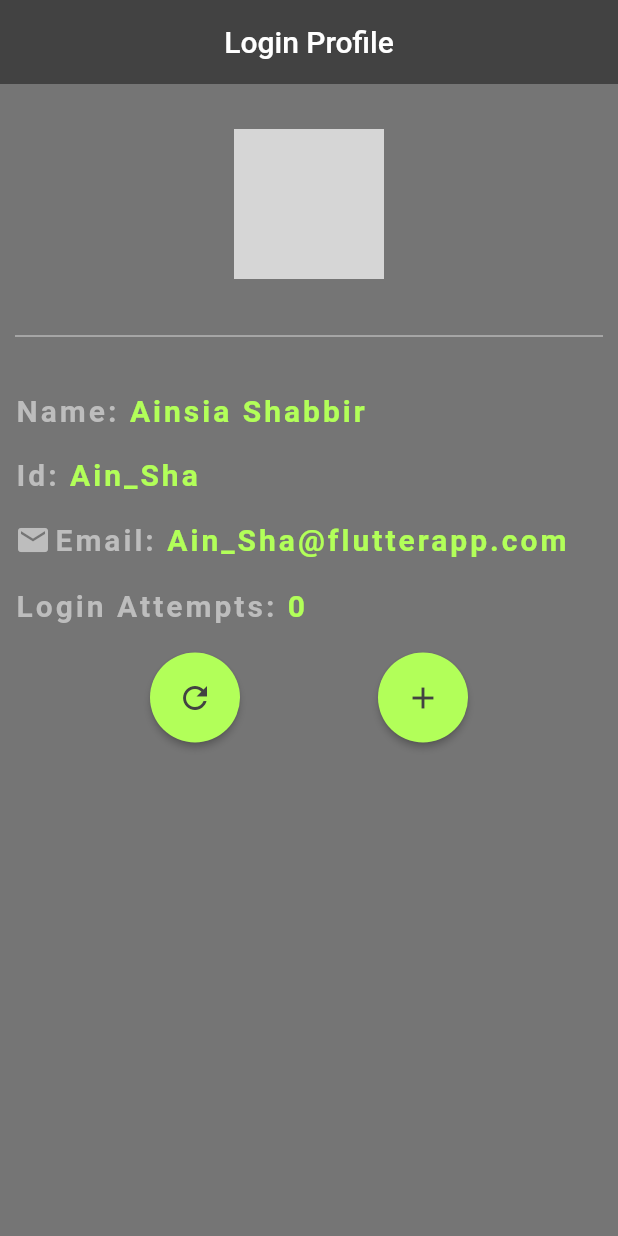
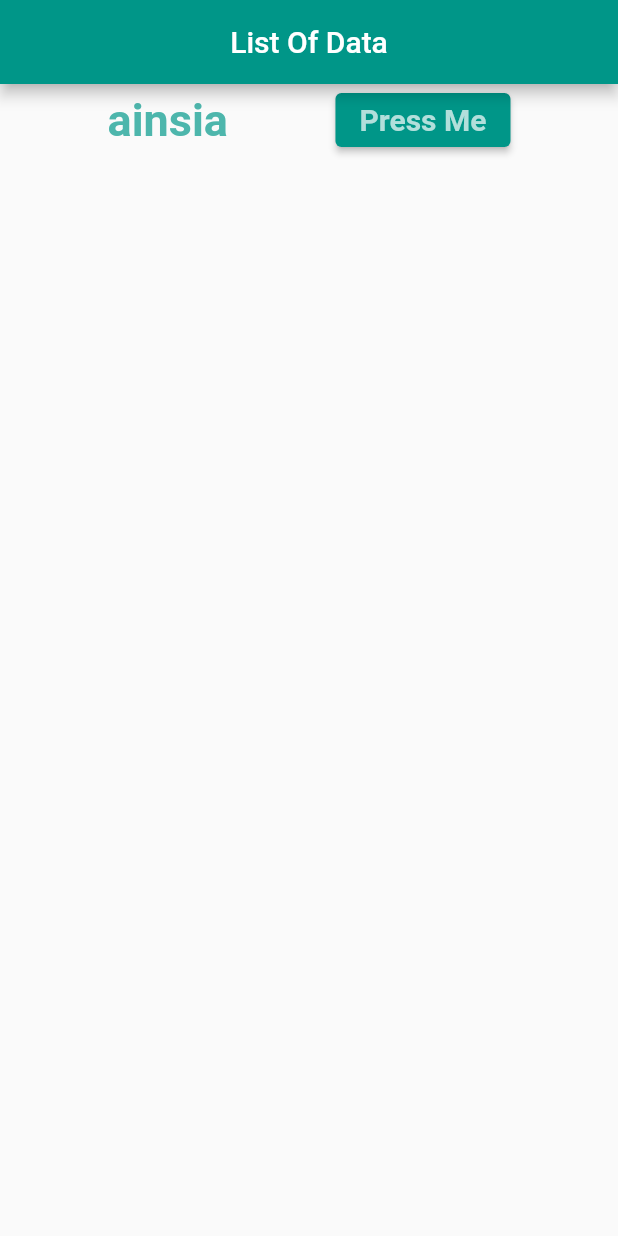
Before and after one commit to Ainsia/LoginProfile, a Flutter app: the screen it shows after launch, on a phone screen of 412 x 824 dp. Run offline on Flutter 3.47's test engine with Material 2 defaults, Android fonts, the light colour scheme and no system bars; grey boxes are pictures that could not be loaded.

Commit message:
creating a list and displaying using button

```diff
--- a/lib/main.dart
+++ b/lib/main.dart
@@ -2,128 +2,71 @@ import 'package:flutter/material.dart';
 
 void main() {
   runApp( MaterialApp(
-    home: MyApp(),
+    home: ListData(),
   ),
   );
 }
 
-class MyApp extends StatefulWidget {
-  const MyApp({super.key});
-
+class ListData extends StatefulWidget {
+  const ListData({super.key});
   @override
-  State<MyApp> createState() => _MyAppState();
+  State<ListData> createState() => _ListDataState();
 }
 
-class _MyAppState extends State<MyApp> {
-  int level=0;
+class _ListDataState extends State<ListData> {
+  List<String> name = ['ainsia','shabbir','mustafa','batool'];
+  int count=0;
   @override
   Widget build(BuildContext context) {
     return Scaffold(
-      backgroundColor: Colors.grey[600],
-      appBar:  AppBar(
-        title: Text("Login Profile"),
+      appBar: AppBar(
+        title: Text('List Of Data'),
+        backgroundColor: Colors.teal,
         centerTitle: true,
-        backgroundColor: Colors.grey[800],
-        elevation: 0.0,
       ),
-      body: Padding(
-        padding: EdgeInsets.fromLTRB(10.0, 30.0, 10.0,0.0),
-        child: Column(
-          children: [
-            Center(
-              child: CircleAvatar(
-                //backgroundColor: Colors.cyanAccent,
-                 //backgroundImage: NetworkImage("https://e7.pngegg.com/pngimages/168/827/png-clipart-computer-icons-user-profile-avatar-profile-woman-desktop-wallpaper-thumbnail.png",),
-                backgroundImage: AssetImage("image/image1.jfif"),
-                radius: 50.0,
-              ),
-            ),
-            Divider(
-              height: 76.0,
-              color:  Colors.grey[350],
-            ),
-            Row(
-              children: [
-                Text("Name: ",style: TextStyle(color: Colors.grey[400], fontSize: 20, letterSpacing: 2.0, fontWeight: FontWeight.bold,),),
-                Text("Ainsia Shabbir ",style: TextStyle(color: Colors.lightGreenAccent, fontSize: 20, letterSpacing: 2.0, fontWeight: FontWeight.bold,),),
-              ],
-            ),
-            SizedBox(height: 20.0,),
-            Row(
-              children: [
-                Text("Id: ",style: TextStyle(color: Colors.grey[400], fontSize: 20, letterSpacing: 2.0, fontWeight: FontWeight.bold,),),
-                Text("Ain_Sha ",style: TextStyle(color: Colors.lightGreenAccent, fontSize: 20, letterSpacing: 2.0, fontWeight: FontWeight.bold,),),
-              ],
-            ),
-            SizedBox(height: 20.0,),
-            Row(
-              children: [
-                Icon(Icons.email,color: Colors.grey[400],),
-                SizedBox(width: 2.0,),
-                Text("Email: ",style: TextStyle(color: Colors.grey[400], fontSize: 20, letterSpacing: 2.0, fontWeight: FontWeight.bold,),),
-                Text("Ain_Sha@flutterapp.com",style: TextStyle(color: Colors.lightGreenAccent, fontSize: 20, letterSpacing: 2.0, fontWeight: FontWeight.bold,),),
-              ],
-            ),
-            SizedBox(height: 20.0,),
-            Row(
-              children: [
-                Text("Login Attempts: ",style: TextStyle(color: Colors.grey[400], fontSize: 20, letterSpacing: 2.0, fontWeight: FontWeight.bold,),),
-                Text("$level",style: TextStyle(color: Colors.lightGreenAccent, fontSize: 20, letterSpacing: 2.0, fontWeight: FontWeight.bold,),),
-              ],
-            ),
-            SizedBox(height: 20.0,),
+
+      body:
       Row(
         mainAxisAlignment: MainAxisAlignment.spaceEvenly,
         children: [
-                    ElevatedButton(
-                      onPressed: (){
-                        setState(() {
-                          level =0;
-                        });
-                    },
-                      child: Icon(
-                        Icons.refresh,
-                        color: Colors.grey[800],
-                      ),
-                      style: ElevatedButton.styleFrom(
-                        backgroundColor: Colors.lightGreenAccent,
-                        shape: CircleBorder(),
-                        padding: EdgeInsets.all(18.0)
-                      ),
+            Text(
+                name[count],
+                style: TextStyle(
+                    color: Colors.teal[300],
+                    fontSize: 30.0,
+                    fontWeight: FontWeight.bold
+                )
             ),
             ElevatedButton(
                 onPressed: (){
                   setState(() {
-                      level +=1;
+                    if(count == 3){count=0;}
+                    else {count +=1;}
                   });
                 },
-                  child: Icon(
-                    Icons.add,
-                    color: Colors.grey[800],
+              style: ElevatedButton.styleFrom(
+                backgroundColor: Colors.teal,
               ),
-                  style: ElevatedButton.styleFrom(
-                      backgroundColor: Colors.lightGreenAccent,
-                      shape: CircleBorder(),
-                      padding: EdgeInsets.all(18.0)
+                child: Text(
+                    "Press Me",
+                    style: TextStyle(
+                        color: Colors.teal[100],
+                        fontSize: 20.0,
+                        fontWeight: FontWeight.bold
+                    )
                 ),
             ),
         ],
-            )
-          ],
-        ),
       ),
 
-      // floatingActionButton: FloatingActionButton(
-      //     onPressed: (){
-      //       setState(() {
-      //         level +=1;
-      //       });
-      //     },
-      //     child: Icon(
-      //         Icons.add,
-      //       color: Colors.grey[800],
-      //     ),
-      //   backgroundColor: Colors.lightGreenAccent,
+      // body: Column(
+      //   children: [
+      //     Text(name[3],style: TextStyle(color: Colors.teal[300],fontSize: 30.0,fontWeight: FontWeight.bold)),
+      //     Text(name[2],style: TextStyle(color: Colors.teal[300],fontSize: 30.0,fontWeight: FontWeight.bold)),
+      //     Text(name[1],style: TextStyle(color: Colors.teal[300],fontSize: 30.0,fontWeight: FontWeight.bold)),
+      //   ],
+        // children: name.map((name)=>Text(name, style: TextStyle(color: Colors.teal[300],fontSize: 30.0,fontWeight: FontWeight.bold),)).toList(),
+
       // ),
     );
   }
```
Lines whose indentation alone changed are shown as unchanged.
